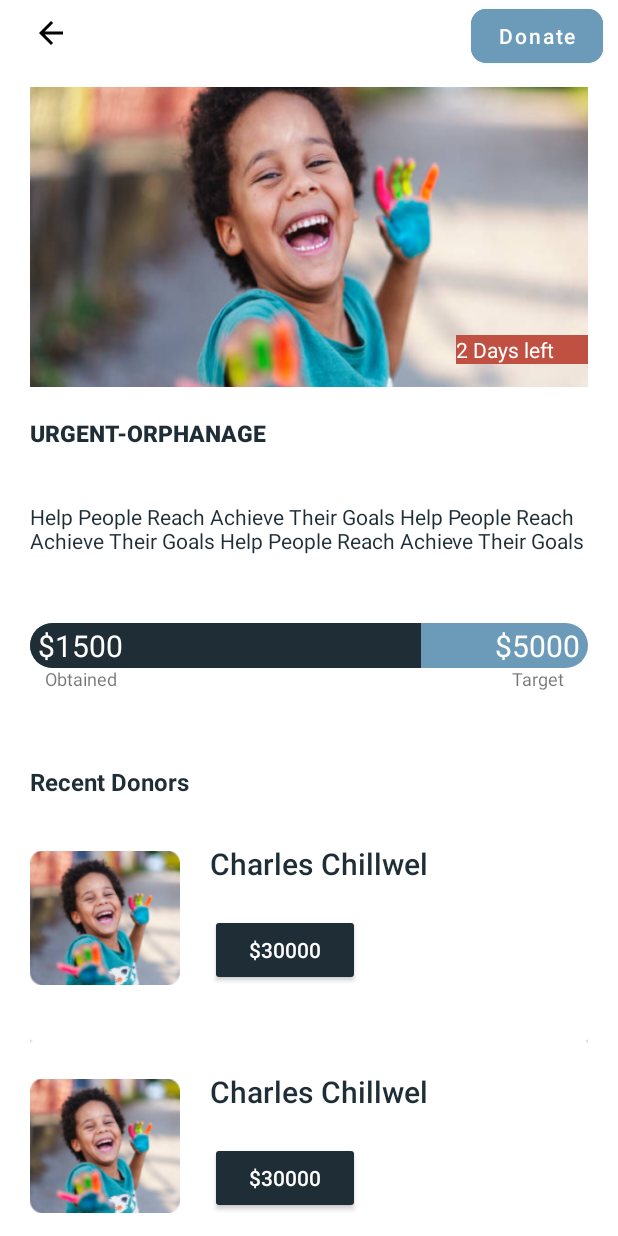
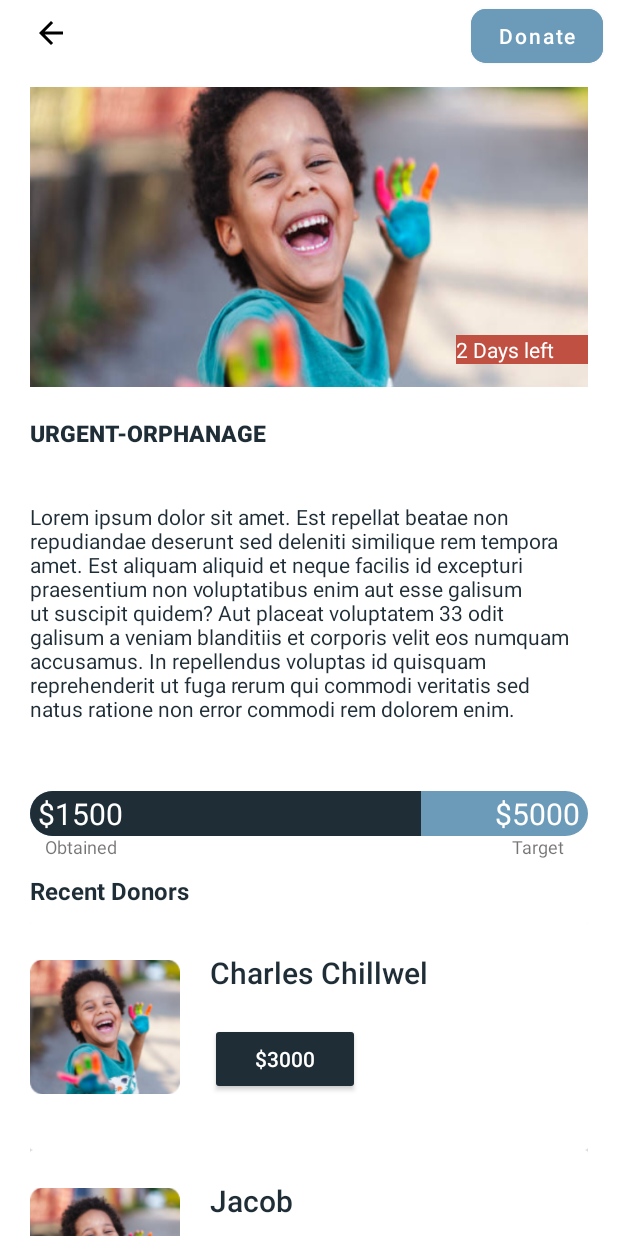
Before and after one commit to Jayjerome/GoFundMe, an Android app: the fragment FundraisingFragment placed in its activity, on a phone screen of 412 x 824 dp. Run offline under Robolectric (Android 15) with nearby library versions, the phone set to English and light mode, and no system bars; our stand-ins replace Dagger/Hilt's generated code.

Commit message:
Data manager update

```diff
--- a/app/src/main/java/com/gads/crowdfunding/presentation/dashboard/recyclerviewtypes/DataManager.kt
+++ b/app/src/main/java/com/gads/crowdfunding/presentation/dashboard/recyclerviewtypes/DataManager.kt
@@ -17,47 +17,47 @@ object DataManager {
 
         cards.add(0, TypeItemDashBoad(0,
                             R.drawable.example_image,
-                            "Urgently - needed",
-                            "Urgent! For ophanage children xyz xyx vsdo ivsv sv sdoiv asvois dnvos;div svi; asvoi; asvsdvsdhjvb sdv sdv sidlvsd",
-            35000,
-            20000,
-            3)
+                            "Church Building",
+                            "We kindly ask for your help in funds that would assist us build at a new location",
+            350000,
+            10000,
+            30)
         )
         cards.add(1, TypeItemDashBoad(1,
             R.drawable.example_image,
-                            "Urgently - needed",
-                            "Urgent! For ophanage children xyz xyx vsdo ivsv sv sdoiv asvois dnvos;div svi; asvoi; asvsdvsdhjvb sdv sdv sidlvsd",
-            35000,
-            20000,
-            3
+                            "Sick Relative",
+                            "Lorem ipsum dolor sit amet. Qui earum saepe et quod omnis hic fuga obcaecati sit voluptate aperiam. Ut quia labore non harum itaque ut maiores voluptas hic dolor ratione. Ea expedita accusantium ea architecto illum et quia molestias quo molestiae inventore.",
+            100000,
+            60000,
+            12
         )
         )
         cards.add(2, TypeItemDashBoad(2,
             R.drawable.example_image,
-                            "Urgently - needed",
-                            "Urgent! For ophanage children xyz xyx vsdo ivsv sv sdoiv asvois dnvos;div svi; asvoi; asvsdvsdhjvb sdv sdv sidlvsd",
+                            "Orphanage visit",
+                            "We are about to make a visit to a nearby orphanage. We kindly ask for you to donate anything to the address provided or funds",
 
-            35000,
             20000,
-            3
+            13000,
+            7
         )
         )
         cards.add(3, TypeItemDashBoad(3,
             R.drawable.example_image,
-                            "Urgently - needed",
-                            "Urgent! For ophanage children xyz xyx vsdo ivsv sv sdoiv asvois dnvos;div svi; asvoi; asvsdvsdhjvb sdv sdv sidlvsd",
-                            35000,
-                          20000,
-                               3
+                            "Hospital expansion",
+                            "Lorem ipsum dolor sit amet. Qui earum saepe et quod omnis hic fuga obcaecati sit voluptate aperiam. Ut quia labore non harum itaque ut maiores voluptas hic dolor ratione. Ea expedita accusantium ea architecto illum et quia molestias quo molestiae inventore.",
+                            1250000,
+                          670000,
+                               67
         )
         )
         cards.add(4, TypeItemDashBoad(4,
             R.drawable.example_image,
-                            "Urgently - needed",
-                            "Urgent! For ophanage children xyz xyx vsdo ivsv sv sdoiv asvois dnvos;div svi; asvoi; asvsdvsdhjvb sdv sdv sidlvsd",
-            35000,
-            20000,
-            3
+                            "School Kitchen needed",
+                            "Lorem ipsum dolor sit amet. Qui earum saepe et quod omnis hic fuga obcaecati sit voluptate aperiam. Ut quia labore non harum itaque ut maiores voluptas hic dolor ratione. Ea expedita accusantium ea architecto illum et quia molestias quo molestiae inventore.",
+            69000,
+            34100,
+            26
         )
         )
 
@@ -69,42 +69,42 @@ object DataManager {
         itemFundraising.add(0, TypeItemFundraising(0,
                             R.drawable.example_image2,
                             "Charles Chillwel",
-                            30000)
+                            3000)
         )
         itemFundraising.add(1, TypeItemFundraising(1,
             R.drawable.example_image2,
-                            "Charles Chillwel",
-                            30000)
+                            "Jacob",
+                            67000)
         )
         itemFundraising.add(2, TypeItemFundraising(2,
             R.drawable.example_image2,
-                            "Charles Chillwel",
-                            30000)
+                            "Peter Griffin",
+                            3800)
         )
         itemFundraising.add(3, TypeItemFundraising(3,
             R.drawable.example_image2,
-                            "Charles Chillwel",
-                            30000)
+                            "Ruby Margret ",
+                            2048)
         )
         itemFundraising.add(4, TypeItemFundraising(4,
             R.drawable.example_image2,
-                            "Charles Chillwel",
-                            30000)
+                            "James Barnabas",
+                            4930)
         )
         itemFundraising.add(5, TypeItemFundraising(5,
             R.mipmap.ic_launcher,
-            "Charles Chillwel",
-            30000)
+            "West Keith",
+            38903)
         )
         itemFundraising.add(6, TypeItemFundraising(6,
             R.drawable.example_image2,
-            "Charles Chillwel",
-            30000)
+            "Tony Star",
+            24945)
         )
         itemFundraising.add(7, TypeItemFundraising(7,
             R.mipmap.ic_launcher,
-            "Charles Chillwel",
-            30000)
+            "George Brian",
+            29456)
         )
 
 
@@ -115,8 +115,8 @@ object DataManager {
 
         projects.add(0, TypeItemProjects(0,
             R.drawable.example_image,
-            "Urgently - needed",
-            "Urgent! For ophanage children xyz xyx vsdo ivsv sv sdoiv asvois dnvos;div svi; asvoi; asvsdvsdhjvb sdv sdv sidlvsd",
+            "Hospital Expansion",
+            "Lorem ipsum dolor sit amet. Qui earum saepe et quod omnis hic fuga obcaecati sit voluptate aperiam. Ut quia labore non harum itaque ut maiores voluptas hic dolor ratione. Ea expedita accusantium ea architecto illum et quia molestias quo molestiae inventore.",
             35000,
             20000,
             3,
@@ -124,8 +124,8 @@ object DataManager {
         )
         projects.add(1, TypeItemProjects(1,
             R.drawable.example_image,
-            "Urgently - needed",
-            "Urgent! For ophanage children xyz xyx vsdo ivsv sv sdoiv asvois dnvos;div svi; asvoi; asvsdvsdhjvb sdv sdv sidlvsd",
+            "School Kitchen Needed",
+            "Lorem ipsum dolor sit amet. Qui earum saepe et quod omnis hic fuga obcaecati sit voluptate aperiam. Ut quia labore non harum itaque ut maiores voluptas hic dolor ratione. Ea expedita accusantium ea architecto illum et quia molestias quo molestiae inventore.",
             35000,
             20000,
             3,
@@ -134,8 +134,8 @@ object DataManager {
         )
         projects.add(2, TypeItemProjects(2,
             R.drawable.example_image,
-            "Urgently - needed",
-            "Urgent! For ophanage children xyz xyx vsdo ivsv sv sdoiv asvois dnvos;div svi; asvoi; asvsdvsdhjvb sdv sdv sidlvsd",
+            "Church Building",
+            "Lorem ipsum dolor sit amet. Qui earum saepe et quod omnis hic fuga obcaecati sit voluptate aperiam. Ut quia labore non harum itaque ut maiores voluptas hic dolor ratione. Ea expedita accusantium ea architecto illum et quia molestias quo molestiae inventore.",
 
             35000,
             20000,
@@ -145,8 +145,8 @@ object DataManager {
         )
         projects.add(3, TypeItemProjects(3,
             R.drawable.example_image,
-            "Urgently - needed",
-            "Urgent! For ophanage children xyz xyx vsdo ivsv sv sdoiv asvois dnvos;div svi; asvoi; asvsdvsdhjvb sdv sdv sidlvsd",
+            "Orphanage Visiting",
+            "Lorem ipsum dolor sit amet. Qui earum saepe et quod omnis hic fuga obcaecati sit voluptate aperiam. Ut quia labore non harum itaque ut maiores voluptas hic dolor ratione. Ea expedita accusantium ea architecto illum et quia molestias quo molestiae inventore.",
             35000,
             20000,
             3,
@@ -155,8 +155,8 @@ object DataManager {
         )
         projects.add(4, TypeItemProjects(4,
             R.drawable.example_image,
-            "Urgently - needed",
-            "Urgent! For ophanage children xyz xyx vsdo ivsv sv sdoiv asvois dnvos;div svi; asvoi; asvsdvsdhjvb sdv sdv sidlvsd",
+            "Sick Relative",
+            "Lorem ipsum dolor sit amet. Qui earum saepe et quod omnis hic fuga obcaecati sit voluptate aperiam. Ut quia labore non harum itaque ut maiores voluptas hic dolor ratione. Ea expedita accusantium ea architecto illum et quia molestias quo molestiae inventore.",
             35000,
             20000,
             3,
--- a/app/src/main/res/layout-sw600dp/activity_start_on_boarding.xml
+++ b/app/src/main/res/layout-sw600dp/activity_start_on_boarding.xml
@@ -19,7 +19,7 @@
         android:layout_width="match_parent"
         android:layout_height="wrap_content"
         app:layout_behavior="com.google.android.material.bottomsheet.BottomSheetBehavior"
-        app:behavior_peekHeight="220dp"
+        app:behavior_peekHeight="260dp"
         app:behavior_hideable="false">
 
         <include layout="@layout/item_bottom_sheet_onboarding" />
--- a/app/src/main/res/layout-sw600dp/fragment_fundraising.xml
+++ b/app/src/main/res/layout-sw600dp/fragment_fundraising.xml
@@ -7,7 +7,7 @@
     <com.google.android.material.appbar.AppBarLayout
         android:id="@+id/appBarLayout"
         android:layout_width="match_parent"
-        android:layout_height="550dp"
+        android:layout_height="wrap_content"
         android:fitsSystemWindows="true"
         android:theme="@style/Theme.AppCompat.DayNight.DarkActionBar">
 
@@ -134,7 +134,7 @@
                         android:layout_marginStart="20dp"
                         android:layout_marginTop="35dp"
                         android:layout_marginEnd="20dp"
-                        android:text="@string/bottom_sheet_description"
+                        android:text="Lorem ipsum dolor sit amet. Est repellat beatae non repudiandae deserunt sed deleniti similique rem tempora amet. Est aliquam aliquid et neque facilis id excepturi praesentium non voluptatibus enim aut esse galisum ut suscipit quidem? Aut placeat voluptatem 33 odit galisum a veniam blanditiis et corporis velit eos numquam accusamus. In repellendus voluptas id quisquam reprehenderit ut fuga rerum qui commodi veritatis sed natus ratione non error commodi rem dolorem enim."
                         android:textColor="@color/colorPrimary" />
 
 
--- a/app/src/main/res/layout-sw600dp/item_bottom_sheet_fundraising.xml
+++ b/app/src/main/res/layout-sw600dp/item_bottom_sheet_fundraising.xml
@@ -121,7 +121,7 @@
             android:layout_width="500dp"
             android:layout_height="wrap_content"
             android:layout_marginTop="40dp"
-            android:text="Your contribution to the welfare of this community would go a long way.......Your contribution to the welfare of this community would go a long way....... Your contribution to the welfare of this community would go a long way......."
+            android:text="Thank you for your generous gift to our Orphanage. We are thrilled to have your support. Through your donation we have been able to accomplish our goal and continue working towards the purpose of organization. You truly make the difference for us, and we are extremely grateful!"
             android:textColor="@color/colorPrimary"
             app:layout_constraintEnd_toStartOf="@+id/guideline8"
             app:layout_constraintStart_toStartOf="@+id/guideline8"
--- a/app/src/main/res/layout/activity_start_on_boarding.xml
+++ b/app/src/main/res/layout/activity_start_on_boarding.xml
@@ -19,7 +19,7 @@
         android:layout_width="match_parent"
         android:layout_height="wrap_content"
         app:layout_behavior="com.google.android.material.bottomsheet.BottomSheetBehavior"
-        app:behavior_peekHeight="240dp"
+        app:behavior_peekHeight="290dp"
         app:behavior_hideable="false">
 
         <include layout="@layout/item_bottom_sheet_onboarding" />
--- a/app/src/main/res/layout/fragment_fundraising.xml
+++ b/app/src/main/res/layout/fragment_fundraising.xml
@@ -8,7 +8,7 @@
     <com.google.android.material.appbar.AppBarLayout
         android:id="@+id/appBarLayout"
         android:layout_width="match_parent"
-        android:layout_height="500dp"
+        android:layout_height="wrap_content"
         android:fitsSystemWindows="true"
         android:theme="@style/Theme.AppCompat.DayNight.DarkActionBar">
 
@@ -55,7 +55,7 @@
                     android:layout_width="0dp"
                     android:layout_height="wrap_content"
                     app:layout_constraintEnd_toEndOf="parent"
-                    app:layout_constraintHorizontal_bias="0.5"
+                    app:layout_constraintHorizontal_bias="0.0"
                     app:layout_constraintStart_toStartOf="parent"
                     app:layout_constraintTop_toBottomOf="@id/frag_fundraising_btn_donate">
 
@@ -80,12 +80,12 @@
                                 android:id="@+id/imageView_fragment_fundraising"
                                 android:layout_width="match_parent"
                                 android:layout_height="match_parent"
+                                android:contentDescription="@string/fundraising_image"
                                 android:scaleType="fitXY"
                                 android:src="@drawable/example_image3"
                                 app:layout_constraintEnd_toEndOf="parent"
                                 app:layout_constraintStart_toStartOf="parent"
-                                app:layout_constraintTop_toTopOf="parent"
-                                android:contentDescription="@string/fundraising_image" />
+                                app:layout_constraintTop_toTopOf="parent" />
 
                             <androidx.appcompat.widget.AppCompatTextView
                                 android:id="@+id/tv_time_left"
@@ -136,7 +136,7 @@
                         android:layout_marginStart="20dp"
                         android:layout_marginTop="35dp"
                         android:layout_marginEnd="20dp"
-                        android:text="@string/bottom_sheet_description"
+                        android:text="Lorem ipsum dolor sit amet. Est repellat beatae non repudiandae deserunt sed deleniti similique rem tempora amet. Est aliquam aliquid et neque facilis id excepturi praesentium non voluptatibus enim aut esse galisum ut suscipit quidem? Aut placeat voluptatem 33 odit galisum a veniam blanditiis et corporis velit eos numquam accusamus. In repellendus voluptas id quisquam reprehenderit ut fuga rerum qui commodi veritatis sed natus ratione non error commodi rem dolorem enim."
                         android:textColor="@color/colorPrimary" />
 
 
--- a/app/src/main/res/layout/item_bottom_sheet_fundraising.xml
+++ b/app/src/main/res/layout/item_bottom_sheet_fundraising.xml
@@ -122,7 +122,7 @@
             android:id="@+id/item_bottomsheet_fundraising_btn_description"
             android:layout_width="360dp"
             android:layout_height="wrap_content"
-            android:text="Your contribution to the welfare of this community would go a long way.......Your contribution to the welfare of this community would go a long way....... Your contribution to the welfare of this community would go a long way......."
+            android:text="Thank you for your generous gift to our Orphanage. We are thrilled to have your support. Through your donation we have been able to accomplish our goal and continue working towards the purpose of organization. You truly make the difference for us, and we are extremely grateful!"
             app:layout_constraintEnd_toEndOf="parent"
             android:textColor="@color/colorPrimary"
             app:layout_constraintStart_toStartOf="parent"
--- a/app/src/main/res/values/strings.xml
+++ b/app/src/main/res/values/strings.xml
@@ -5,7 +5,7 @@
     <string name="sign_up"><u>Sign up</u></string>
     <string name="piggy_bank">Piggy bank</string>
     <string name="sign_into_your_account">Sign into your account</string>
-    <string name="bottom_sheet_description">Help People Reach Achieve Their Goals Help People Reach Achieve Their Goals Help People Reach Achieve Their Goals</string>
+    <string name="bottom_sheet_description">CrowdFunding is Africa\'s largest Online Fundraising Platform. We provide the most Secure, Transparent &amp; Convenient way to raise. Our Fundraisers include: Medical, Funeral, Weddings, Churches, Businesses, Education, Projects, Sports, Construction &amp; Disasters.</string>
     <string name="bottom_sheet_Title">Help Peolple Achieve their Goals</string>
     <string name="edt_hint_email">Email</string>
     <string name="log_in_description">Get back into your account</string>
```
